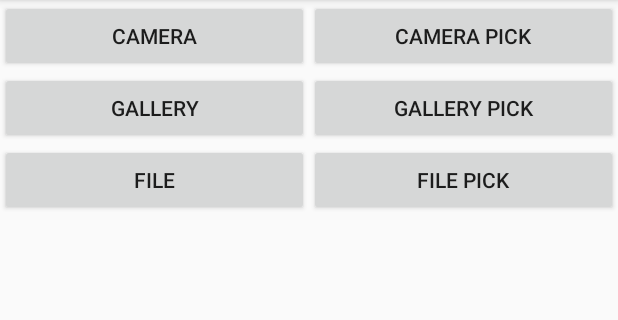
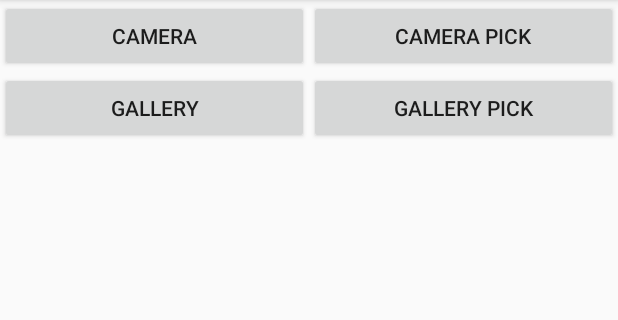
Before and after one commit to acolombo11/plukke, an Android app: the screen it shows after launch (MainActivity), on a phone screen of 412 x 824 dp, the part 84-404 px from its top. Run offline under Robolectric (Android 15) with nearby library versions, the light colour scheme and no system bars; libraries missing offline, so code that uses them is left out: com.yalantis.ucrop; 2 statements that could not run were skipped.

Commit message:
Remove files also from example

```diff
--- a/app/src/main/java/eu/acolombo/imagepicker/example/MainActivity.kt
+++ b/app/src/main/java/eu/acolombo/imagepicker/example/MainActivity.kt
@@ -23,6 +23,7 @@
         imagePicker = ImagePicker(this, object : ImagePickerListener {
             override fun onImagePicked(imageUri: Uri) {
                 imagePicked.load(imageUri)
+                url.text = imageUri.toString()
             }
 
             override fun onImagePickerError() {
--- a/app/src/main/res/layout/activity_main.xml
+++ b/app/src/main/res/layout/activity_main.xml
@@ -44,28 +44,13 @@
                 android:text="Gallery Pick"/>
     </LinearLayout>
 
-    <LinearLayout android:layout_width="match_parent"
-                  android:layout_height="wrap_content"
-                  android:orientation="horizontal">
-
-        <Button
-                android:id="@+id/buttonFile"
-                android:layout_weight="1"
-                android:layout_width="match_parent"
-                android:layout_height="wrap_content"
-                android:text="File"/>
-
-        <Button
-                android:id="@+id/buttonFilePicker"
-                android:layout_weight="1"
-                android:layout_width="match_parent"
-                android:layout_height="wrap_content"
-                android:text="File Pick"/>
-    </LinearLayout>
-
     <ImageView
             android:id="@+id/imagePicked"
             android:layout_width="match_parent"
             android:layout_height="wrap_content"/>
 
+    <TextView
+            android:id="@+id/url" android:layout_width="wrap_content" android:layout_height="wrap_content"
+            android:gravity="center"/>
+
 </LinearLayout>
```
